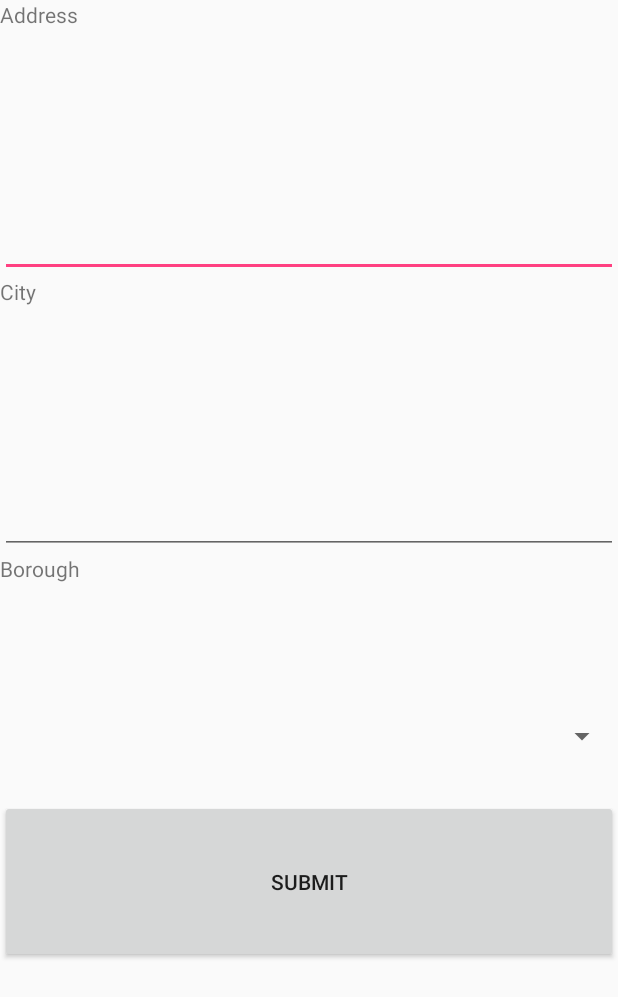
After one commit to MrNickWan/RATStafarians, an Android app: the layout add_rat_report_2.xml on its own in the app's theme, with its tools: preview values and no code run, on a phone screen of 412 x 824 dp. The commit adds this screen. Shown: the top 997 px of the screen. Run offline under Robolectric (Android 15) with nearby library versions, the phone set to English and light mode, and no system bars.

Commit message:
Added submit new rat report activity

```diff
--- a/app/build.gradle
+++ b/app/build.gradle
@@ -5,7 +5,7 @@ android {
     buildToolsVersion "26.0.0"
     defaultConfig {
         applicationId "com.example.android.RATStafarians"
-        minSdkVersion 21
+        minSdkVersion 24
         targetSdkVersion 26
         versionCode 1
         versionName "1.0"
--- a/app/src/main/AndroidManifest.xml
+++ b/app/src/main/AndroidManifest.xml
@@ -9,7 +9,7 @@
         android:roundIcon="@mipmap/ic_launcher_round"
         android:supportsRtl="true"
         android:theme="@style/AppTheme">
-        <activity android:name="com.example.android.RATStafarians.FirstScreenActivity">
+        <activity android:name="com.example.android.RATStafarians.ListActivity">
             <intent-filter>
                 <action android:name="android.intent.action.MAIN" />
 
@@ -18,7 +18,8 @@
         </activity>
         <activity android:name="com.example.android.RATStafarians.LoginActivity" />
         <activity android:name="com.example.android.RATStafarians.RegistrationActivity" />
-        <activity android:name="com.example.android.RATStafarians.ListActivity"></activity>
+        <activity android:name="com.example.android.RATStafarians.FirstScreenActivity" />
+        <activity android:name="com.example.android.RATStafarians.AddRatReportActivity" />
     </application>
 
 </manifest>
--- a/app/src/main/java/com/example/android/RATStafarians/RatReport.java
+++ b/app/src/main/java/com/example/android/RATStafarians/RatReport.java
@@ -1,4 +1,6 @@
 package com.example.android.RATStafarians;
+
+import android.os.Bundle;
 
 /**
  * Created by robert on 10/7/17.
--- /dev/null
+++ b/app/src/main/res/layout/add_rat_report_2.xml
@@ -0,0 +1,57 @@
+<?xml version="1.0" encoding="utf-8"?>
+<LinearLayout xmlns:android="http://schemas.android.com/apk/res/android"
+    android:orientation="vertical" android:layout_width="match_parent"
+    android:layout_height="match_parent"
+    android:weightSum="1">
+
+    <TextView
+        android:id="@+id/addressLabel"
+        android:layout_width="match_parent"
+        android:layout_height="wrap_content"
+        android:layout_weight="0.10"
+        android:text="Address" />
+
+    <EditText
+        android:id="@+id/address"
+        android:layout_width="match_parent"
+        android:layout_height="wrap_content"
+        android:layout_weight="0.10"
+        android:ems="10"
+        android:inputType="textPersonName|textPostalAddress" />
+
+    <TextView
+        android:id="@+id/cityLabel"
+        android:layout_width="match_parent"
+        android:layout_height="wrap_content"
+        android:layout_weight="0.10"
+        android:text="City" />
+
+    <EditText
+        android:id="@+id/city"
+        android:layout_width="match_parent"
+        android:layout_height="wrap_content"
+        android:layout_weight="0.10"
+        android:ems="10"
+        android:inputType="textPersonName" />
+
+    <TextView
+        android:id="@+id/boroughLabel"
+        android:layout_width="match_parent"
+        android:layout_height="wrap_content"
+        android:layout_weight="0.10"
+        android:text="Borough" />
+
+    <Spinner
+        android:id="@+id/borough"
+        android:layout_width="match_parent"
+        android:layout_height="wrap_content"
+        android:layout_weight="0.10" />
+
+    <Button
+        android:id="@+id/submit"
+        android:layout_width="match_parent"
+        android:layout_height="wrap_content"
+        android:layout_weight="0.10"
+        android:text="Submit" />
+
+</LinearLayout>
--- a/app/src/main/res/layout/individual_report.xml
+++ b/app/src/main/res/layout/individual_report.xml
@@ -69,7 +69,7 @@
         android:id="@+id/Button"
         android:layout_width="375dp"
         android:layout_height="27dp"
-        android:layout_weight="0.27"
+        android:layout_weight="0.32"
         android:text="Exit Individual Report" />
 
 </LinearLayout>
```
Also changed, not shown: app/src/main/java/com/example/android/RATStafarians/AddRatReportActivity.java (added, +83 -0 lines), app/src/main/java/com/example/android/RATStafarians/BoroughType.java (added, +19 -0 lines), app/src/main/java/com/example/android/RATStafarians/IndividualRatReportView.java (deleted, +0 -9 lines), app/src/main/java/com/example/android/RATStafarians/ListActivity.java (+15 -4 lines), app/src/main/java/com/example/android/RATStafarians/LocationType.java (added, +23 -0 lines), app/src/main/res/layout/activity_main.xml (+18 -2 lines), app/src/main/res/layout/add_rat_report_1.xml (added, +45 -0 lines), 41 other files.
